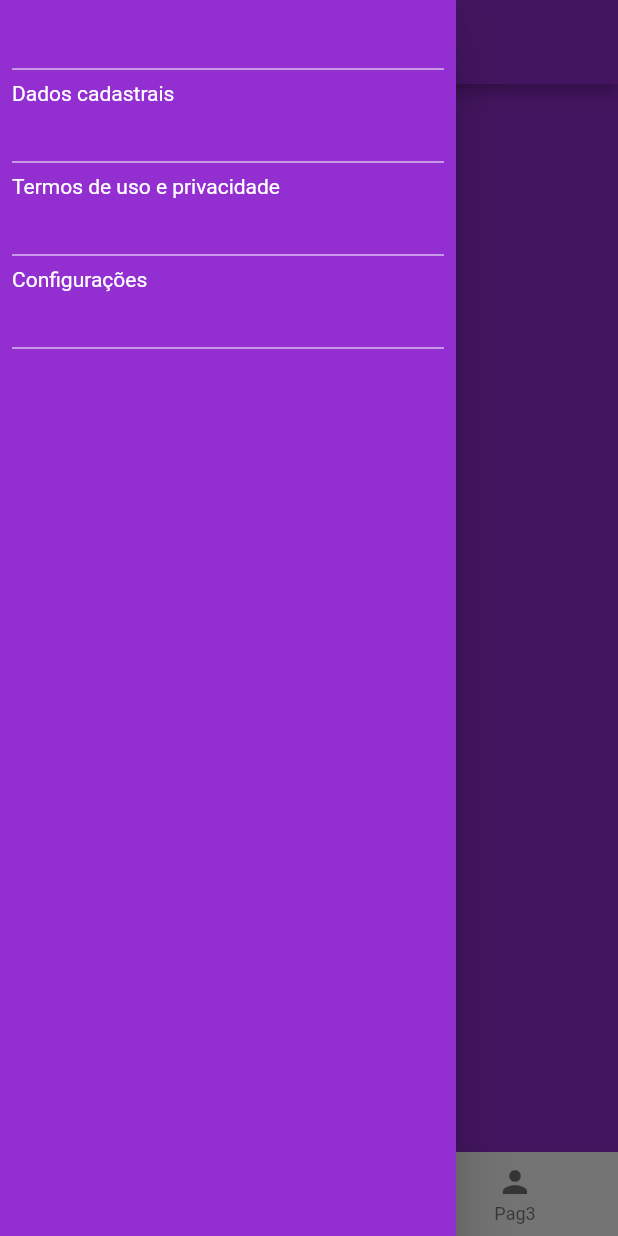
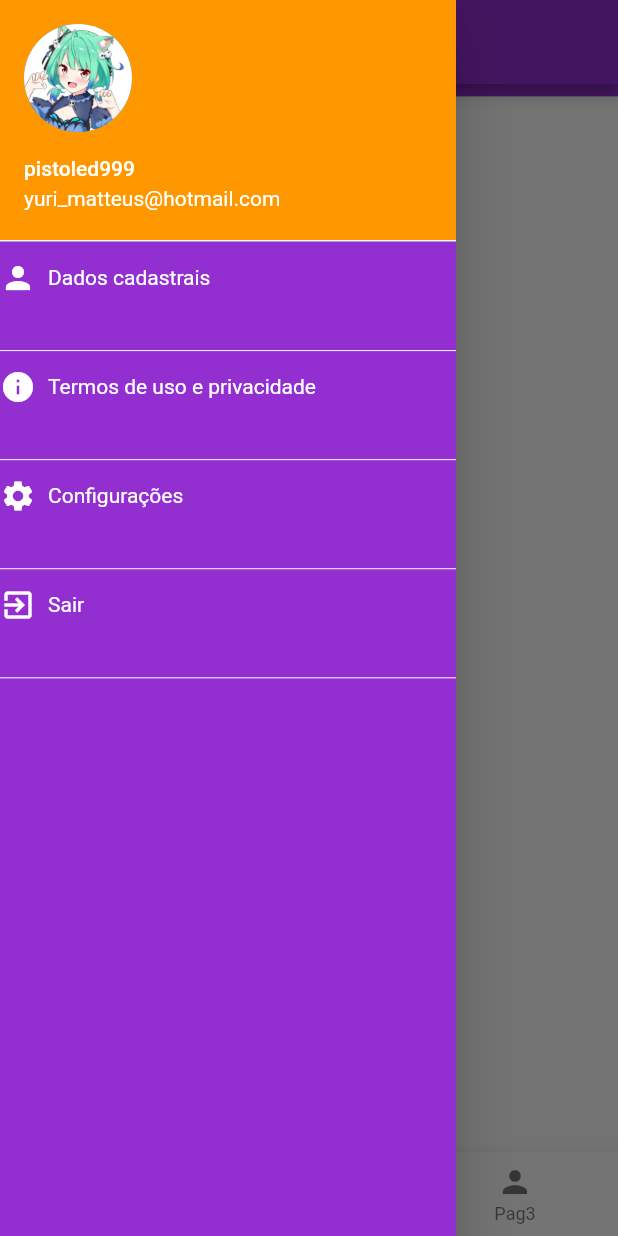
Before and after one commit to iru-Y/Login-page-Dio, a Flutter app: the MainPage screen opened directly, with the side drawer open, on a phone screen of 412 x 824 dp. Run offline on Flutter 3.47's test engine with Material 2 defaults, Android fonts, the light colour scheme and no system bars; our stand-ins replace flutter_svg.

Commit message:
visualização de listas etc

```diff
--- /dev/null
+++ b/lib/model/card_detail_model.dart
@@ -0,0 +1,32 @@
+class CardDetailModel{
+  int _id;
+  String _title;
+  String _pic;
+  String _text;
+
+  CardDetailModel(this._id, this._title, this._pic, this._text);
+
+  String get text => _text;
+
+  set text(String value) {
+    _text = value;
+  }
+
+  String get pic => _pic;
+
+  set pic(String value) {
+    _pic = value;
+  }
+
+  String get title => _title;
+
+  set title(String value) {
+    _title = value;
+  }
+
+  int get id => _id;
+
+  set id(int value) {
+    _id = value;
+  }
+}
--- /dev/null
+++ b/lib/pages/card_page.dart
@@ -0,0 +1,88 @@
+import 'package:flutter/material.dart';
+import 'package:flutter_svg/flutter_svg.dart';
+import 'package:login_page_dio/model/card_detail_model.dart';
+import 'package:login_page_dio/pages/card_detail.dart';
+import 'package:login_page_dio/repositories/card_detail_repository.dart';
+
+class CardPage extends StatefulWidget {
+  const CardPage({Key? key}) : super(key: key);
+
+  @override
+  State<CardPage> createState() => _CardPageState();
+}
+
+class _CardPageState extends State<CardPage> {
+  CardDetailModel? cardDetailModel;
+
+  CardDetailRepository cardDetailRepository = CardDetailRepository();
+
+  @override
+  void initState() {
+    super.initState();
+    loadData();
+  }
+
+  void loadData() async{
+    cardDetailModel = await cardDetailRepository.get();
+    setState(() {
+
+    });
+  }
+
+  @override
+  Widget build(BuildContext context) {
+    return Column(
+      children: [
+        cardDetailModel == null ? Container(
+          height: MediaQuery.of(context).size.height * 0.01,
+          child: const LinearProgressIndicator(
+
+          ),
+        ) :
+        SizedBox(
+          width: double.infinity,
+          child: Hero(
+            tag: cardDetailModel!.id,
+            child: Card(
+                margin: EdgeInsets.all(MediaQuery.of(context).size.width * 0.05),
+               elevation: 8,
+                shadowColor: Theme.of(context).colorScheme.primary,
+                child: Padding(
+                  padding: EdgeInsets.all( MediaQuery.of(context).size.width * 0.03),
+                  child: Column(
+                    children: [
+                      Row(
+                        children: [
+                          SizedBox(
+                            width: MediaQuery.of(context).size.width * 0.2,
+                              height: MediaQuery.of(context).size.width * 0.08,
+                              child: SvgPicture.asset(cardDetailModel!.pic)),
+                          SizedBox(width: MediaQuery.of(context).size.width * 0.05),
+                          Text(cardDetailModel!.title, style: TextStyle(
+                              color: Colors.black,
+                              fontSize: MediaQuery.of(context).size.width * 0.05)),
+                        ],
+                      ),
+                      SizedBox(height: MediaQuery.of(context).size.height * 0.02),
+                      Text(cardDetailModel!.text,
+                      style: const TextStyle(color: Colors.black),
+                      ),
+                      Align(
+                        alignment: Alignment.bottomRight,
+                        child: TextButton(onPressed: ()=> Navigator.pushReplacement(context,
+                            MaterialPageRoute(builder: (_)=> const CardDetail())),
+                            style: ButtonStyle(elevation: MaterialStateProperty.all(0.8),
+                            backgroundColor: MaterialStateProperty.all(Theme.of(context).colorScheme.primary)),
+                            child: const Text("Ler mais", style: TextStyle(color: Colors.white)
+                        ),
+                      )),
+                    ],
+                  ),
+                ),
+              ),
+          ),
+          ),
+      ],
+    );
+  }
+}
--- a/lib/pages/dados_cadastrais.dart
+++ b/lib/pages/dados_cadastrais.dart
@@ -179,7 +179,7 @@ class _DadosCadastraisState extends State<DadosCadastrais> {
                       setState(() {
                         salvar = false;
                       });
-                    }
+                    };
                   },
                   child: const Text("Salvar")
               ),
--- a/lib/pages/main_page.dart
+++ b/lib/pages/main_page.dart
@@ -1,8 +1,8 @@
 import 'package:flutter/material.dart';
-import 'package:login_page_dio/pages/dados_cadastrais.dart';
-import 'package:login_page_dio/pages/page_1.dart';
+import 'package:login_page_dio/pages/card_page.dart';
 import 'package:login_page_dio/pages/page_2.dart';
-import 'package:login_page_dio/pages/page_3.dart';
+import 'package:login_page_dio/pages/list_view_h.dart';
+import 'package:login_page_dio/shared/custom_drawer.dart';
 
 class MainPage extends StatefulWidget {
   const MainPage({Key? key}) : super(key: key);
@@ -12,7 +12,7 @@ class MainPage extends StatefulWidget {
 }
 
 class _MainPageState extends State<MainPage> {
-  PageController pageController = PageController(initialPage: 0);
+  final PageController _pageController = PageController(initialPage: 0);
   int currentIndex = 0;
 
   @override
@@ -22,47 +22,21 @@ class _MainPageState extends State<MainPage> {
         appBar: AppBar(
           title: const Text("Sua conta"),
         ),
-        drawer: Drawer(
-          child: Container(
-            color: Theme.of(context).colorScheme.primary,
-            child: Padding(
-              padding: const EdgeInsets.all(8.0),
-              child: Column(
-                crossAxisAlignment: CrossAxisAlignment.start,
-                children: [
-                  const SizedBox(height: 30),
-                  const Divider(color: Colors.white,),
-                  InkWell(
-                    onTap: ()=> Navigator.pushReplacement(context,
-                        MaterialPageRoute(builder: (context)=> const DadosCadastrais())),
-                      child: const Text("Dados cadastrais")),
-                  const SizedBox(height: 30),
-                  const Divider(color: Colors.white,),
-                  const Text("Termos de uso e privacidade"),
-                  const SizedBox(height: 30),
-                  const Divider(color: Colors.white,),
-                  const Text("Configurações"),
-                  const SizedBox(height: 30),
-                  const Divider(color: Colors.white,),
-                ],
-              ),
-            ),
-          ),
-        ),
+        drawer: const CustomDrawer(),
         body: PageView(
-          controller: pageController,
+          controller: _pageController,
           onPageChanged: (_)=> setState(() {
             currentIndex = _;
           }),
           scrollDirection: Axis.vertical,
           children: const [
-            Page1(),
+            CardPage(),
             Page2(),
-            Page3()
+            ListViewH()
           ],
         ),
         bottomNavigationBar: BottomNavigationBar(
-          onTap: (_)=> pageController.jumpToPage(_),
+          onTap: (_)=> _pageController.jumpToPage(_),
           currentIndex: currentIndex,
           items: const [
             BottomNavigationBarItem(label: "Pag1", icon: Icon(Icons.home)),
--- a/lib/pages/page_1.dart
+++ /dev/null
@@ -1,17 +0,0 @@
-import 'package:flutter/material.dart';
-
-class Page1 extends StatefulWidget {
-  const Page1({Key? key}) : super(key: key);
-
-  @override
-  State<Page1> createState() => _Page1State();
-}
-
-class _Page1State extends State<Page1> {
-  @override
-  Widget build(BuildContext context) {
-    return Container(
-      color: Theme.of(context).colorScheme.primary,
-    );
-  }
-}
--- /dev/null
+++ b/lib/repositories/card_detail_repository.dart
@@ -0,0 +1,14 @@
+import 'package:login_page_dio/model/card_detail_model.dart';
+
+class CardDetailRepository {
+
+  Future<CardDetailModel> get() async{
+    await Future.delayed(const Duration(seconds: 5));
+    return CardDetailModel(
+        1,
+        "Meu Card",
+        "assets/images/dio_logo.svg",
+        "Por outro lado, a hegemonia do ambiente político estimula a padronização das direções preferenciais no sentido do progresso. Do mesmo modo, a determinação clara de objetivos não pode mais se dissociar do sistema de formação de quadros que corresponde às necessidades. A certificação de metodologias que nos auxiliam a lidar com a complexidade dos estudos efetuados apresenta tendências no sentido de aprovar a manutenção do sistema de participação geral."
+    );
+  }
+}
--- /dev/null
+++ b/lib/shared/custom_drawer.dart
@@ -0,0 +1,156 @@
+import 'package:flutter/material.dart';
+import 'package:flutter_svg/flutter_svg.dart';
+import 'package:login_page_dio/pages/login_page.dart';
+import 'package:login_page_dio/pages/main_page.dart';
+
+import '../pages/dados_cadastrais.dart';
+
+class CustomDrawer extends StatelessWidget {
+  const CustomDrawer({Key? key}) : super(key: key);
+
+  @override
+  Widget build(BuildContext context) {
+
+    final _sizedBoxColumnDrawer = MediaQuery.of(context).size.height * 0.03;
+
+    return  Drawer(
+      child: Container(
+        color: Theme.of(context).colorScheme.primary,
+        child: Column(
+          crossAxisAlignment: CrossAxisAlignment.start,
+          children: [
+             UserAccountsDrawerHeader(
+               decoration: const BoxDecoration(
+                 border: Border(bottom: BorderSide(color: Colors.white)),
+                 color: Colors.orange
+               ),
+                currentAccountPicture: InkWell(
+                  onTap: (){
+                    showModalBottomSheet(
+                        context: context,
+                        builder: (_) => DecoratedBox(
+                          decoration: const BoxDecoration(color: Colors.orange),
+                          child: Wrap(
+                            children: [
+                              ListTile(
+                                onTap: ()=> Navigator.pop(_),
+                                title: const Text("câmera"),
+                                leading: const Icon(Icons.camera, color: Colors.white,),
+                              ),
+                              ListTile(
+                                onTap: ()=> Navigator.pop(_),
+                                title: const Text("galeria"),
+                                leading: const Icon(Icons.photo, color: Colors.white,),
+                              )
+                            ],
+                          ),
+                        ),
+                    );
+                  },
+                  child: const CircleAvatar(
+                      backgroundColor: Colors.blue,
+                   backgroundImage: AssetImage("assets/images/profile/account_picture.jpg"),
+                  ),
+                ),
+                accountName: const Text("pistoled999"),
+                accountEmail: const Text("yuri_matteus@hotmail.com")
+            ),
+            Row(
+              children: [
+                const Icon(Icons.person,
+                  color: Colors.white,
+                ),
+                Padding(
+                  padding: const EdgeInsets.all(8.0),
+                  child: InkWell(
+                      onTap: ()=> Navigator.pushReplacement(context,
+                          MaterialPageRoute(builder: (context)=> const DadosCadastrais())),
+                      child: const Text("Dados cadastrais")),
+                ),
+              ],
+            ),
+            SizedBox(height: _sizedBoxColumnDrawer),
+            const Divider(color: Colors.white),
+            InkWell(
+              onTap: (){showModalBottomSheet(context: context,
+                  shape:  RoundedRectangleBorder(
+                    borderRadius: BorderRadius.circular(10)
+                  ),
+                  builder: (_)=> const DecoratedBox(
+                    decoration: BoxDecoration(color: Colors.orange),
+                    child: Padding(
+                      padding: EdgeInsets.all(8.0),
+                      child: Text(
+                          " É claro que o entendimento das metas propostas obstaculiza a apreciação da importância dos métodos utilizados na avaliação de resultados. O incentivo ao avanço tecnológico, assim como a mobilidade dos capitais internacionais assume importantes posições no estabelecimento das condições financeiras e administrativas exigidas. Percebemos, cada vez mais, que o aumento do diálogo entre os diferentes setores produtivos exige a precisão e a definição das formas de ação.",
+                      style: TextStyle(
+                        fontSize: 18
+                      )),
+                    ),
+                  )
+              );},
+              child: const Row(
+                children: [
+                  Icon(Icons.info,
+                    color: Colors.white,
+                  ),
+                  Padding(
+                    padding: EdgeInsets.all(8.0),
+                    child: Text("Termos de uso e privacidade"),
+                  ),
+                ],
+              ),
+            ),
+            SizedBox(height: _sizedBoxColumnDrawer),
+            const Divider(color: Colors.white),
+            const Row(
+              children: [
+                Icon(Icons.settings, color: Colors.white,),
+                Padding(
+                  padding: EdgeInsets.all(8.0),
+                  child: Text("Configurações"),
+                ),
+              ],
+            ),
+            SizedBox(height: _sizedBoxColumnDrawer),
+            const Divider(color: Colors.white),
+            InkWell(
+              onTap: ()=> showDialog(
+                  context: context,
+                  builder: (_)=> AlertDialog(
+                    elevation: 8,
+                    backgroundColor: Colors.orange,
+                  title: Text("Deseja realmente sair do aplicativo?",
+                  style: TextStyle(fontSize: 30, fontWeight: FontWeight.bold)),
+                    content: Wrap(
+                      children: [
+                        Text("Você ira sair do aplicativo!"),
+                        Text("Deseja realmente sair?"),
+                      ],
+                    ),
+                    actions: [
+                      TextButton(onPressed: ()=> Navigator.of(context).pushReplacement(
+                          MaterialPageRoute(builder: (_)=>LoginPage())),
+                          child: Text("Sim")),
+                      TextButton(onPressed: ()=> Navigator.of(context).pop(),
+                          child: Text("Não"))
+                    ],
+                    ),
+                  ),
+              child: Row(
+                children: [
+                  Icon(Icons.exit_to_app, color: Colors.white),
+                  Padding(
+                    padding: const EdgeInsets.all(8.0),
+                    child: Text("Sair"),
+                  ),
+                ],
+              ),
+            ),
+            SizedBox(height: _sizedBoxColumnDrawer),
+            const Divider(color: Colors.white),
+          ],
+        ),
+      ),
+    );
+  }
+}
--- a/pubspec.yaml
+++ b/pubspec.yaml
@@ -32,6 +32,7 @@ dependencies:
     sdk: flutter
   google_fonts: ^4.0.4
   flutter_svg: ^2.0.6
+  shared_preferences: ^2.1.1
 
 dev_dependencies:
   flutter_test:
@@ -49,6 +50,7 @@ flutter:
   assets:
     - assets/images/dio_logo.svg
     - assets/images/dio_logo.png
+    - assets/images/profile/account_picture.jpg
 
   # An image asset can refer to one or more resolution-specific "variants", see
   # https://flutter.dev/assets-and-images/#resolution-aware
```
Also changed, not shown: lib/pages/card_detail.dart (added, +65 -0 lines), lib/pages/list_view_h.dart (added, +19 -0 lines), lib/pages/page_3.dart (deleted, +0 -17 lines), assets/images/profile/account_picture.jpg (added), assets/images/profile/account_picture.svg (added), pubspec.lock, 1 other file.
